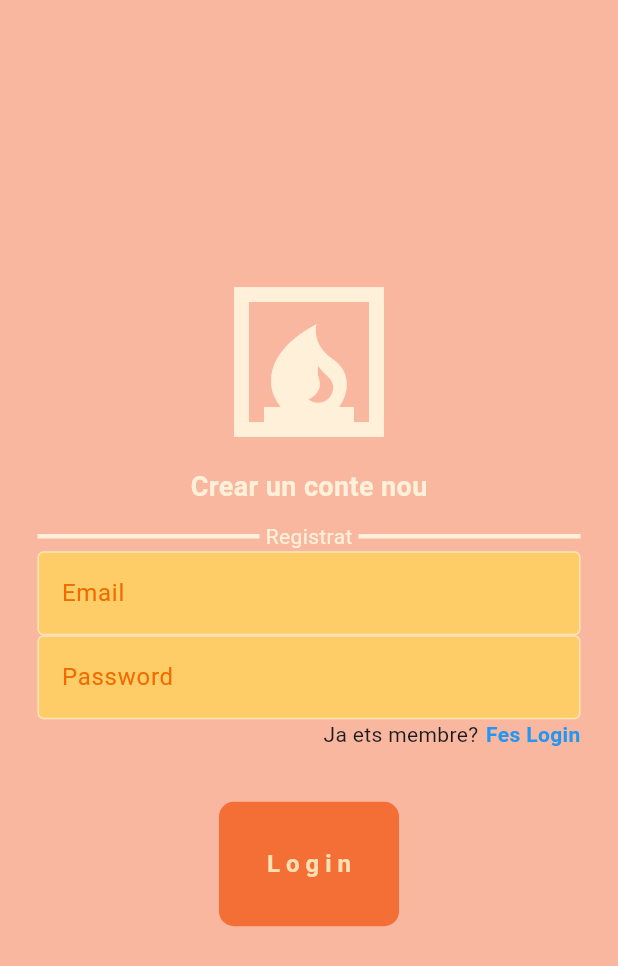
After one commit to pauserrag/flutter_firebase_2324, a Flutter app: the PaginaRegistre screen opened directly, on a phone screen of 412 x 824 dp. The commit adds this screen. Shown: the top 966 px of the screen. Run offline on Flutter 3.47's test engine with Material 3 defaults, Android fonts, the phone set to English and light mode, and no system bars; our stand-ins replace firebase_core; accounts and stored records are empty.

Commit message:
UI  Registre

```diff
--- a/lib/main.dart
+++ b/lib/main.dart
@@ -1,10 +1,11 @@
 import 'package:firebase_core/firebase_core.dart';
 import 'package:flutter/material.dart';
+import 'package:flutter_firebase_2324/firebase_options.dart';
 import 'package:flutter_firebase_2324/pagines/pagina_login.dart';
 
 void main() async {
   WidgetsFlutterBinding.ensureInitialized();
-    await Firebase.initializeApp();
+    await Firebase.initializeApp(options: DefaultFirebaseOptions.currentPlatform);
 
   runApp(const MainApp());
 }
@@ -30,5 +31,9 @@
     - Si dona error de l'arxiu firebase.ps1, canviar-li el nom (o esborrar-lo i tornar a fer login).
     - Si tornem a fer firebase login, ens diu en quin compte estem.
     - Si vulguèssim canviar el compte, fem firebase logout.
-4) Fer: dart pub global acrtivate flutter_cli
+4) Fer: dart pub global acrtivate flutterfire_cli
+5) Vincular projecte local amb projecte Firebase de la Consola.
+    - flutterfire configure
+6) Incloure les llibreries de Firebase que vulguem utilitzar
+    - flutter pub add firebase_auth
 */
--- /dev/null
+++ b/lib/pagines/pagina_registre.dart
@@ -0,0 +1,140 @@
+import 'package:flutter/material.dart';
+import 'package:flutter_firebase_2324/components/boto_auth.dart';
+import 'package:flutter_firebase_2324/components/textfield_auth.dart';
+
+class PaginaRegistre extends StatelessWidget {
+
+  final TextEditingController controllerEmail = TextEditingController();
+  final TextEditingController controllerPassword = TextEditingController();
+  final TextEditingController controllerConfirmarPassword = TextEditingController();
+
+  PaginaRegistre({
+    super.key,
+    });
+
+
+  void ferRegistre() {
+
+  }
+  @override
+  Widget build(BuildContext context) {
+    return Scaffold(
+      backgroundColor: const Color.fromARGB(255, 250, 183, 159),
+      body: SafeArea(
+        child: Center(
+          child: SingleChildScrollView(
+            child: Center(
+              child: Column(
+                mainAxisAlignment: MainAxisAlignment.center,
+                children: [
+
+                  // Logo.
+                  const Icon(
+                    Icons.fireplace,
+                    size: 120,
+                    color: Color.fromARGB(255, 255, 240, 218),
+                  ),
+
+                  const SizedBox(height: 10,),
+
+                  // Frase
+
+                  const Text(
+                    "Crear un conte nou",
+                    style: TextStyle(
+                      color: Color.fromARGB(255, 255, 240, 218),
+                      fontSize: 18,
+                      fontWeight: FontWeight.bold,
+
+                    ),
+                  ),
+
+                  // Text divisori
+
+                  const SizedBox(height: 10,),
+
+                  const Padding(
+                    padding: EdgeInsets.symmetric(horizontal: 25,),
+                    child: Row(
+                      children: [
+                        Expanded(
+                          child: Divider(
+                            thickness: 3,
+                            color: Color.fromARGB(255, 255, 240, 218),
+                          ),
+                        ),
+                        Padding(
+                          padding: EdgeInsets.symmetric(horizontal: 4),
+                          child: Text(
+                            "Registrat",
+                            style: TextStyle(color: Color.fromARGB(255, 255, 240, 218),),
+                          ),
+                        ),
+                        Expanded(
+                          child: Divider(
+                            thickness: 3,
+                            color: Color.fromARGB(255, 255, 240, 218),
+                          ),
+                        ),
+                      ],
+                    ),
+                  ),
+
+                  // TextField Email.
+
+                  TextFieldAuth(
+                    controller: controllerEmail,
+                    hintText: "Email",
+                    obscureText: false,
+                  ),
+
+                  // TextField Password
+
+                  TextFieldAuth(
+                    controller: controllerPassword,
+                    hintText: "Password",
+                    obscureText: true,
+                  ),
+
+
+
+                  // No estàs registra/da
+                  Padding(
+                    padding: EdgeInsets.symmetric(horizontal: 25),
+                    child: Row(
+                      mainAxisAlignment: MainAxisAlignment.end,
+                      children: [
+                        Text("Ja ets membre?"),
+                        SizedBox(width: 5,),
+                        GestureDetector(
+                          onTap: () {},
+                          child: Text(
+                            "Fes Login",
+                            style: TextStyle(
+                              fontWeight: FontWeight.bold,
+                              color: Colors.blue,
+                            ),
+                          ),
+                        ),
+                      ],
+                    ),
+                  ),
+
+                  const SizedBox(height: 10,),
+
+                  // Boto login
+                  BotoAuth(
+                    text: "Registre",
+                    onTap: ferRegistre,
+                  ),
+
+
+                ],
+              ),
+            ),
+          ),
+        ),
+      ),
+    );
+  }
+}
```
